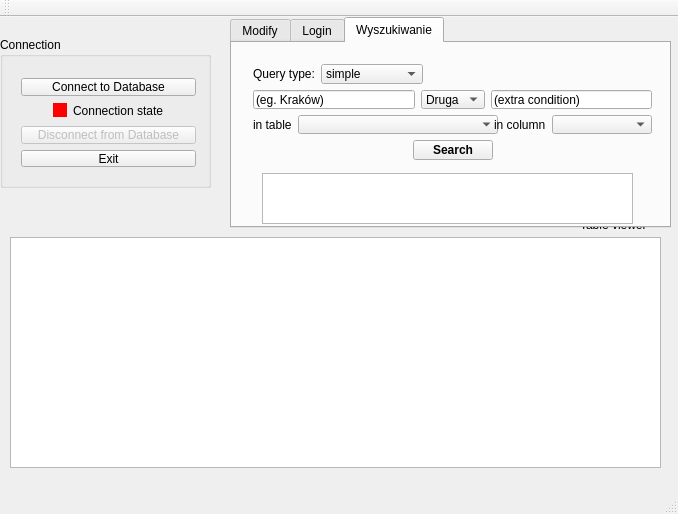
Above: mainwindow.ui from palucki/leauge-explorer before the change. Below: the same form after it.
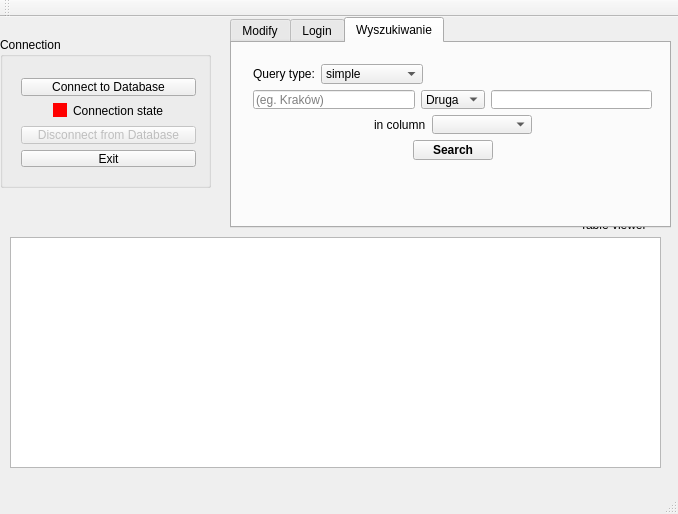
That is the form after the change.

Commit message: Simple search works great!

The edit to the form file:
```diff
--- a/mainwindow.ui
+++ b/mainwindow.ui
@@ -405,6 +405,9 @@
          <item>
           <widget class="QLineEdit" name="searchLineEdit">
            <property name="text">
+            <string/>
+           </property>
+           <property name="placeholderText">
             <string>(eg. Kraków)</string>
            </property>
           </widget>
@@ -426,7 +429,10 @@
          <item>
           <widget class="QLineEdit" name="searchLineEdit_2">
            <property name="text">
-            <string>(extra condition)</string>
+            <string/>
+           </property>
+           <property name="placeholderText">
+            <string/>
            </property>
           </widget>
          </item>
@@ -447,23 +453,6 @@
            </property>
           </spacer>
          </item>
-         <item>
-          <widget class="QLabel" name="label_6">
-           <property name="text">
-            <string>in table</string>
-           </property>
-          </widget>
-         </item>
-         <item>
-          <widget class="QComboBox" name="availableTablesInSearch">
-           <property name="minimumSize">
-            <size>
-             <width>200</width>
-             <height>0</height>
-            </size>
-           </property>
-          </widget>
-         </item>
          <item>
           <widget class="QLabel" name="label_8">
            <property name="text">
@@ -542,16 +531,6 @@
        </item>
       </layout>
      </widget>
-     <widget class="QTableWidget" name="foundRecordsTable">
-      <property name="geometry">
-       <rect>
-        <x>30</x>
-        <y>130</y>
-        <width>371</width>
-        <height>51</height>
-       </rect>
-      </property>
-     </widget>
     </widget>
    </widget>
    <widget class="QGroupBox" name="groupBox_2">
```
The commit also changes 4 other files.
